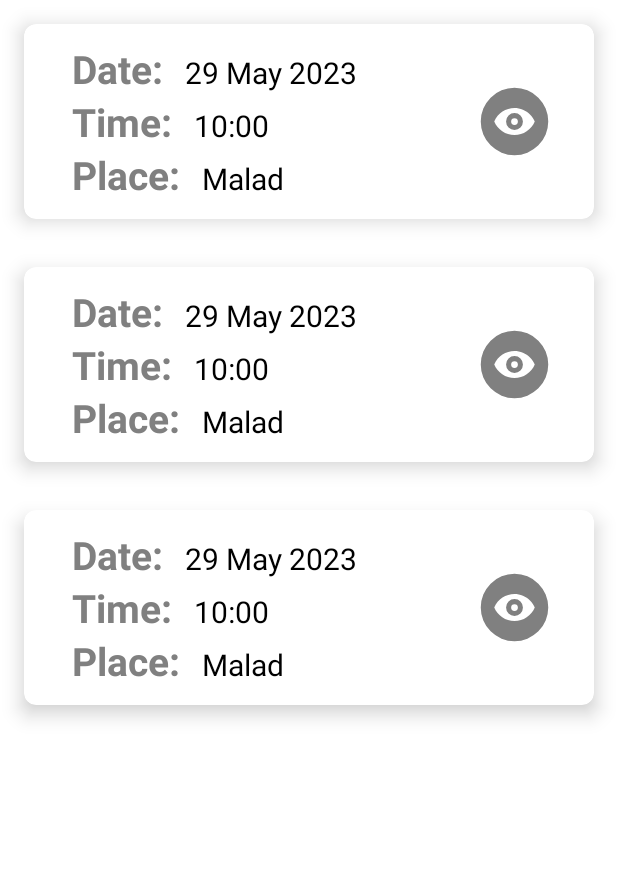
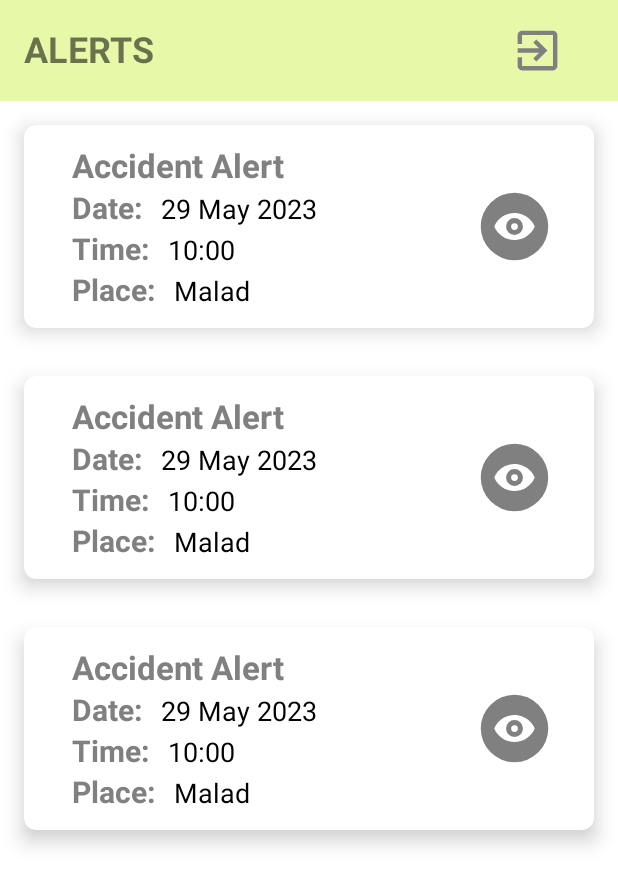
Before and after one commit to vishnuz1611/CrashSense, an Android app: the layout activity_acc_list.xml on its own in the app's theme, with its tools: preview values and no code run, on a phone screen of 412 x 824 dp. Shown: the top 885 px of the screen. Run offline under Robolectric (Android 15) with nearby library versions, the phone set to English and light mode, and no system bars.

Commit message:
Added View Accident

```diff
--- a/app/src/main/AndroidManifest.xml
+++ b/app/src/main/AndroidManifest.xml
@@ -21,9 +21,6 @@
             android:name=".LoginActivity"
             android:exported="false" />
         <activity
-            android:name=".AlertsActivity"
-            android:exported="false" />
-        <activity
             android:name=".DetailsViewActivity"
             android:exported="false" />
         <activity
--- a/app/src/main/res/layout/activity_acc_item.xml
+++ b/app/src/main/res/layout/activity_acc_item.xml
@@ -22,6 +22,14 @@
             android:layout_marginVertical="6dp"
             android:orientation="vertical">
 
+            <TextView
+                android:layout_width="wrap_content"
+                android:layout_height="wrap_content"
+                android:text="Accident Alert"
+                android:textColor="@color/gray"
+                android:textSize="22sp"
+                android:textStyle="bold" />
+
             <LinearLayout
                 android:layout_width="wrap_content"
                 android:layout_height="wrap_content"
@@ -33,7 +41,7 @@
                     android:layout_height="wrap_content"
                     android:text="Date: "
                     android:textColor="@color/gray"
-                    android:textSize="26sp"
+                    android:textSize="20sp"
                     android:textStyle="bold"/>
 
                 <TextView
@@ -43,7 +51,7 @@
                     android:layout_marginStart="8dp"
                     android:text="29 May 2023"
                     android:textColor="@color/black"
-                    android:textSize="20sp"/>
+                    android:textSize="18sp"/>
 
             </LinearLayout>
 
@@ -58,7 +66,7 @@
                     android:layout_height="wrap_content"
                     android:text="Time: "
                     android:textColor="@color/gray"
-                    android:textSize="26sp"
+                    android:textSize="20sp"
                     android:textStyle="bold"/>
 
                 <TextView
@@ -68,7 +76,7 @@
                     android:layout_marginStart="8dp"
                     android:text="10:00"
                     android:textColor="@color/black"
-                    android:textSize="20sp"/>
+                    android:textSize="18sp"/>
 
             </LinearLayout>
 
@@ -83,7 +91,7 @@
                     android:layout_height="wrap_content"
                     android:text="Place: "
                     android:textColor="@color/gray"
-                    android:textSize="26sp"
+                    android:textSize="20sp"
                     android:textStyle="bold"/>
 
                 <TextView
@@ -93,7 +101,7 @@
                     android:layout_marginStart="8dp"
                     android:text="Malad"
                     android:textColor="@color/black"
-                    android:textSize="20sp"/>
+                    android:textSize="18sp"/>
 
             </LinearLayout>
 
--- a/app/src/main/res/layout/activity_acc_list.xml
+++ b/app/src/main/res/layout/activity_acc_list.xml
@@ -6,14 +6,42 @@
     android:layout_height="match_parent"
     tools:context=".AccListActivity">
 
+    <LinearLayout
+        android:id="@+id/title_bar"
+        android:layout_width="match_parent"
+        android:layout_height="wrap_content"
+        android:orientation="horizontal"
+        android:padding="16dp"
+        app:layout_constraintTop_toTopOf="parent"
+        android:background="@color/mindaro">
+
+        <TextView
+            android:id="@+id/title_text_view"
+            android:layout_width="0dp"
+            android:layout_weight="1"
+            android:layout_height="wrap_content"
+            android:text="ALERTS"
+            android:textSize="24sp"
+            android:textStyle="bold" />
+
+        <ImageView
+            android:id="@+id/logout_icon"
+            android:layout_width="35dp"
+            android:layout_height="35dp"
+            android:layout_gravity="end"
+            android:layout_marginEnd="20dp"
+            android:src="@drawable/logout_btn" />
+
+    </LinearLayout>
+
     <androidx.recyclerview.widget.RecyclerView
         android:id="@+id/accList"
         android:layout_width="match_parent"
-        android:layout_height="match_parent"
+        android:layout_height="0dp"
         app:layout_constraintBottom_toBottomOf="parent"
         app:layout_constraintEnd_toEndOf="parent"
         app:layout_constraintStart_toStartOf="parent"
-        app:layout_constraintTop_toTopOf="parent"
-        tools:listitem="@layout/activity_acc_item"/>
+        app:layout_constraintTop_toBottomOf="@id/title_bar"
+        tools:listitem="@layout/activity_acc_item" />
 
 </androidx.constraintlayout.widget.ConstraintLayout>
--- a/app/src/main/res/values/colors.xml
+++ b/app/src/main/res/values/colors.xml
@@ -8,4 +8,5 @@
     <color name="black">#FF000000</color>
     <color name="white">#FFFFFFFF</color>
     <color name="gray">#808080</color>
+    <color name="mindaro">#E7F9A9</color>
 </resources>
```
Also changed, not shown: app/src/main/java/com/whiskey/alertsys/AccListActivity.kt (+10 -0 lines), app/src/main/java/com/whiskey/alertsys/AlertsActivity.kt (deleted, +0 -29 lines), app/src/main/java/com/whiskey/alertsys/MyAdapter.kt (+14 -1 lines), app/src/main/res/layout/alerts.xml (deleted, +0 -115 lines).
